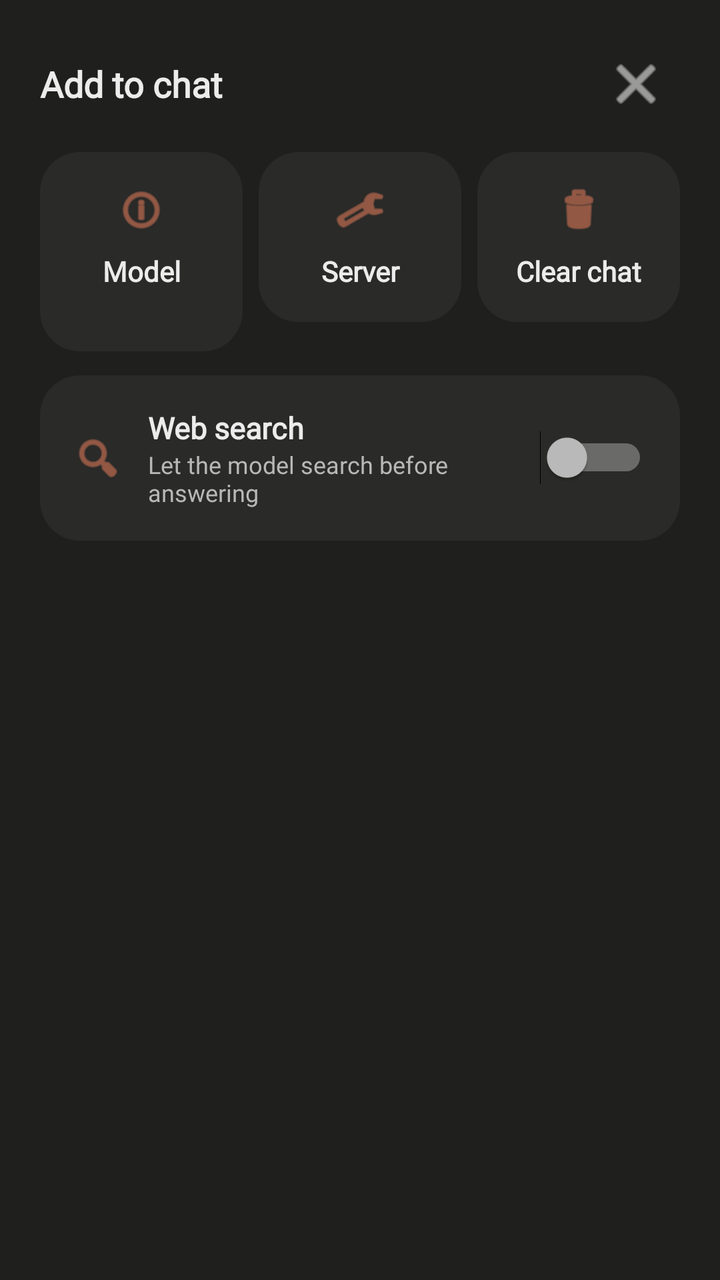
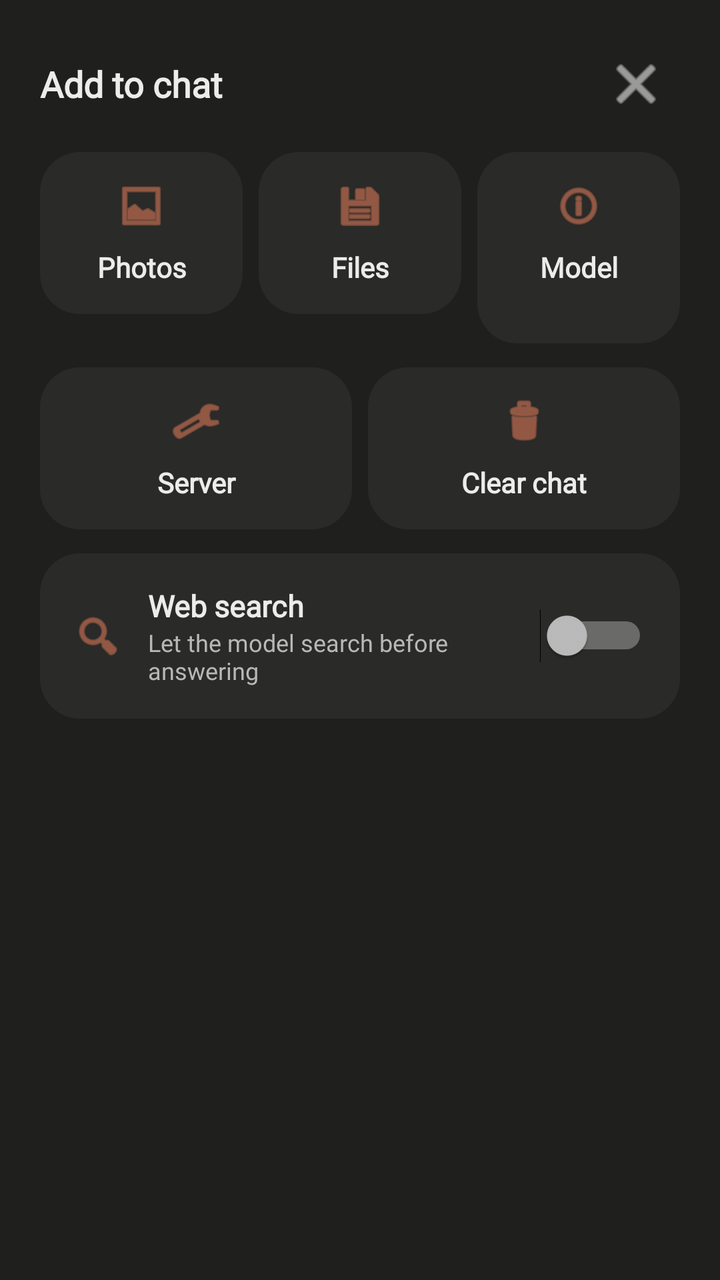

An Android layout rendered at two revisions. The XML below is the earlier revision; the diff shows what the commit changed to produce the second picture.
<!-- AndroidManifest.xml: application theme Theme.LocalChat -->
<!-- res/layout/sheet_tools.xml -->
<?xml version="1.0" encoding="utf-8"?>
<LinearLayout xmlns:android="http://schemas.android.com/apk/res/android"
    android:layout_width="match_parent"
    android:layout_height="wrap_content"
    android:orientation="vertical"
    android:background="#1F1F1D"
    android:padding="20dp">

    <LinearLayout
        android:layout_width="match_parent"
        android:layout_height="wrap_content"
        android:gravity="center_vertical"
        android:orientation="horizontal">

        <TextView
            android:layout_width="0dp"
            android:layout_height="wrap_content"
            android:layout_weight="1"
            android:fontFamily="@font/firasans"
            android:text="Add to chat"
            android:textColor="#ECECEC"
            android:textSize="18sp"
            android:textStyle="bold" />

        <ImageButton
            android:id="@+id/close"
            android:layout_width="44dp"
            android:layout_height="44dp"
            android:background="?attr/selectableItemBackgroundBorderless"
            android:contentDescription="Close"
            android:src="@android:drawable/ic_menu_close_clear_cancel"
            android:tint="#ECECEC" />
    </LinearLayout>

    <LinearLayout
        android:layout_width="match_parent"
        android:layout_height="wrap_content"
        android:layout_marginTop="12dp"
        android:orientation="horizontal">

        <LinearLayout
            android:id="@+id/tile_model"
            android:layout_width="0dp"
            android:layout_height="wrap_content"
            android:layout_weight="1"
            android:layout_marginEnd="4dp"
            android:background="@drawable/bg_tile"
            android:clickable="true"
            android:focusable="true"
            android:foreground="?attr/selectableItemBackground"
            android:gravity="center"
            android:orientation="vertical"
            android:padding="16dp">

            <ImageView
                android:layout_width="26dp"
                android:layout_height="26dp"
                android:src="@android:drawable/ic_menu_info_details"
                android:tint="#D97757" />

            <TextView
                android:layout_width="match_parent"
                android:layout_height="wrap_content"
                android:layout_marginTop="8dp"
                android:fontFamily="@font/firasans"
                android:gravity="center"
                android:text="Model"
                android:textColor="#ECECEC"
                android:textSize="14sp"
                android:textStyle="bold" />

            <TextView
                android:id="@+id/tile_model_label"
                android:layout_width="match_parent"
                android:layout_height="wrap_content"
                android:ellipsize="end"
                android:fontFamily="@font/firasans"
                android:gravity="center"
                android:maxLines="1"
                android:textColor="#B8B8B5"
                android:textSize="11sp" />
        </LinearLayout>

        <LinearLayout
            android:id="@+id/tile_server"
            android:layout_width="0dp"
            android:layout_height="wrap_content"
            android:layout_weight="1"
            android:layout_marginStart="4dp"
            android:layout_marginEnd="4dp"
            android:background="@drawable/bg_tile"
            android:clickable="true"
            android:focusable="true"
            android:foreground="?attr/selectableItemBackground"
            android:gravity="center"
            android:orientation="vertical"
            android:padding="16dp">

            <ImageView
                android:layout_width="26dp"
                android:layout_height="26dp"
                android:src="@android:drawable/ic_menu_manage"
                android:tint="#D97757" />

            <TextView
                android:layout_width="match_parent"
                android:layout_height="wrap_content"
                android:layout_marginTop="8dp"
                android:fontFamily="@font/firasans"
                android:gravity="center"
                android:text="Server"
                android:textColor="#ECECEC"
                android:textSize="14sp"
                android:textStyle="bold" />
        </LinearLayout>

        <LinearLayout
            android:id="@+id/tile_clear"
            android:layout_width="0dp"
            android:layout_height="wrap_content"
            android:layout_weight="1"
            android:layout_marginStart="4dp"
            android:background="@drawable/bg_tile"
            android:clickable="true"
            android:focusable="true"
            android:foreground="?attr/selectableItemBackground"
            android:gravity="center"
            android:orientation="vertical"
            android:padding="16dp">

            <ImageView
                android:layout_width="26dp"
                android:layout_height="26dp"
                android:src="@android:drawable/ic_menu_delete"
                android:tint="#D97757" />

            <TextView
                android:layout_width="match_parent"
                android:layout_height="wrap_content"
                android:layout_marginTop="8dp"
                android:fontFamily="@font/firasans"
                android:gravity="center"
                android:text="Clear chat"
                android:textColor="#ECECEC"
                android:textSize="14sp"
                android:textStyle="bold" />
        </LinearLayout>
    </LinearLayout>

    <LinearLayout
        android:layout_width="match_parent"
        android:layout_height="wrap_content"
        android:layout_marginTop="12dp"
        android:background="@drawable/bg_tile"
        android:gravity="center_vertical"
        android:orientation="horizontal"
        android:padding="16dp">

        <ImageView
            android:layout_width="26dp"
            android:layout_height="26dp"
            android:src="@android:drawable/ic_menu_search"
            android:tint="#D97757" />

        <LinearLayout
            android:layout_width="0dp"
            android:layout_height="wrap_content"
            android:layout_weight="1"
            android:layout_marginStart="12dp"
            android:orientation="vertical">

            <TextView
                android:layout_width="wrap_content"
                android:layout_height="wrap_content"
                android:fontFamily="@font/firasans"
                android:text="Web search"
                android:textColor="#ECECEC"
                android:textSize="15sp"
                android:textStyle="bold" />

            <TextView
                android:layout_width="wrap_content"
                android:layout_height="wrap_content"
                android:fontFamily="@font/firasans"
                android:text="Let the model search before answering"
                android:textColor="#B8B8B5"
                android:textSize="12sp" />
        </LinearLayout>

        <Switch
            android:id="@+id/switch_search"
            android:layout_width="wrap_content"
            android:layout_height="wrap_content" />
    </LinearLayout>
</LinearLayout>
<!-- resources referenced by this layout -->
<resources>
  <!-- drawable bg_tile (drawable) -->
  <?xml version="1.0" encoding="utf-8"?>
  <shape xmlns:android="http://schemas.android.com/apk/res/android" android:shape="rectangle">
      <solid android:color="#2A2A28" />
      <corners android:radius="20dp" />
  </shape>
  <style name="Theme.LocalChat" parent="Theme.Material3.Dark.NoActionBar">
          <item name="colorPrimary">#D97757</item>
          <item name="colorOnPrimary">#FFFFFF</item>
          <item name="colorSecondary">#D97757</item>
          <item name="colorPrimaryContainer">#2E2E2C</item>
          <item name="colorOnPrimaryContainer">#ECECEC</item>
          <item name="colorSurface">#191919</item>
          <item name="colorOnSurface">#ECECEC</item>
          <item name="colorSurfaceVariant">#262624</item>
          <item name="colorOnSurfaceVariant">#B8B8B5</item>
          <item name="colorOutline">#3A3A38</item>
          <item name="colorOutlineVariant">#33332F</item>
          <item name="android:windowBackground">#191919</item>
          <item name="android:statusBarColor">#191919</item>
          <item name="android:navigationBarColor">#191919</item>
      </style>
</resources>

<!-- the commit's change to res/layout/sheet_tools.xml (unified diff, before → after) -->
@@ -39,18 +39,83 @@
         android:orientation="horizontal">
 
         <LinearLayout
+            android:id="@+id/tile_photos"
+            android:layout_width="0dp"
+            android:layout_height="wrap_content"
+            android:layout_weight="1"
+            android:layout_marginEnd="4dp"
+            android:background="@drawable/bg_tile"
+            android:clickable="true"
+            android:focusable="true"
+            android:foreground="?attr/selectableItemBackground"
+            android:gravity="center"
+            android:orientation="vertical"
+            android:padding="14dp">
+
+            <ImageView
+                android:layout_width="26dp"
+                android:layout_height="26dp"
+                android:src="@android:drawable/ic_menu_gallery"
+                android:tint="#D97757" />
+
+            <TextView
+                android:layout_width="match_parent"
+                android:layout_height="wrap_content"
+                android:layout_marginTop="8dp"
+                android:fontFamily="@font/firasans"
+                android:gravity="center"
+                android:text="Photos"
+                android:textColor="#ECECEC"
+                android:textSize="14sp"
+                android:textStyle="bold" />
+        </LinearLayout>
+
+        <LinearLayout
+            android:id="@+id/tile_files"
+            android:layout_width="0dp"
+            android:layout_height="wrap_content"
+            android:layout_weight="1"
+            android:layout_marginStart="4dp"
+            android:layout_marginEnd="4dp"
+            android:background="@drawable/bg_tile"
+            android:clickable="true"
+            android:focusable="true"
+            android:foreground="?attr/selectableItemBackground"
+            android:gravity="center"
+            android:orientation="vertical"
+            android:padding="14dp">
+
+            <ImageView
+                android:layout_width="26dp"
+                android:layout_height="26dp"
+                android:src="@android:drawable/ic_menu_save"
+                android:tint="#D97757" />
+
+            <TextView
+                android:layout_width="match_parent"
+                android:layout_height="wrap_content"
+                android:layout_marginTop="8dp"
+                android:fontFamily="@font/firasans"
+                android:gravity="center"
+                android:text="Files"
+                android:textColor="#ECECEC"
+                android:textSize="14sp"
+                android:textStyle="bold" />
+        </LinearLayout>
+
+        <LinearLayout
             android:id="@+id/tile_model"
             android:layout_width="0dp"
             android:layout_height="wrap_content"
             android:layout_weight="1"
-            android:layout_marginEnd="4dp"
-            android:background="@drawable/bg_tile"
-            android:clickable="true"
-            android:focusable="true"
-            android:foreground="?attr/selectableItemBackground"
-            android:gravity="center"
-            android:orientation="vertical"
-            android:padding="16dp">
+            android:layout_marginStart="4dp"
+            android:background="@drawable/bg_tile"
+            android:clickable="true"
+            android:focusable="true"
+            android:foreground="?attr/selectableItemBackground"
+            android:gravity="center"
+            android:orientation="vertical"
+            android:padding="14dp">
 
             <ImageView
                 android:layout_width="26dp"
@@ -80,53 +145,59 @@
                 android:textColor="#B8B8B5"
                 android:textSize="11sp" />
         </LinearLayout>
+    </LinearLayout>
+
+    <LinearLayout
+        android:layout_width="match_parent"
+        android:layout_height="wrap_content"
+        android:layout_marginTop="12dp"
+        android:orientation="horizontal">
 
         <LinearLayout
             android:id="@+id/tile_server"
             android:layout_width="0dp"
             android:layout_height="wrap_content"
             android:layout_weight="1"
+            android:layout_marginEnd="4dp"
+            android:background="@drawable/bg_tile"
+            android:clickable="true"
+            android:focusable="true"
+            android:foreground="?attr/selectableItemBackground"
+            android:gravity="center"
+            android:orientation="vertical"
+            android:padding="14dp">
+
+            <ImageView
+                android:layout_width="26dp"
+                android:layout_height="26dp"
+                android:src="@android:drawable/ic_menu_manage"
+                android:tint="#D97757" />
+
+            <TextView
+                android:layout_width="match_parent"
+                android:layout_height="wrap_content"
+                android:layout_marginTop="8dp"
+                android:fontFamily="@font/firasans"
+                android:gravity="center"
+                android:text="Server"
+                android:textColor="#ECECEC"
+                android:textSize="14sp"
+                android:textStyle="bold" />
+        </LinearLayout>
+
+        <LinearLayout
+            android:id="@+id/tile_clear"
+            android:layout_width="0dp"
+            android:layout_height="wrap_content"
+            android:layout_weight="1"
             android:layout_marginStart="4dp"
-            android:layout_marginEnd="4dp"
-            android:background="@drawable/bg_tile"
-            android:clickable="true"
-            android:focusable="true"
-            android:foreground="?attr/selectableItemBackground"
-            android:gravity="center"
-            android:orientation="vertical"
-            android:padding="16dp">
-
-            <ImageView
-                android:layout_width="26dp"
-                android:layout_height="26dp"
-                android:src="@android:drawable/ic_menu_manage"
-                android:tint="#D97757" />
-
-            <TextView
-                android:layout_width="match_parent"
-                android:layout_height="wrap_content"
-                android:layout_marginTop="8dp"
-                android:fontFamily="@font/firasans"
-                android:gravity="center"
-                android:text="Server"
-                android:textColor="#ECECEC"
-                android:textSize="14sp"
-                android:textStyle="bold" />
-        </LinearLayout>
-
-        <LinearLayout
-            android:id="@+id/tile_clear"
-            android:layout_width="0dp"
-            android:layout_height="wrap_content"
-            android:layout_weight="1"
-            android:layout_marginStart="4dp"
-            android:background="@drawable/bg_tile"
-            android:clickable="true"
-            android:focusable="true"
-            android:foreground="?attr/selectableItemBackground"
-            android:gravity="center"
-            android:orientation="vertical"
-            android:padding="16dp">
+            android:background="@drawable/bg_tile"
+            android:clickable="true"
+            android:focusable="true"
+            android:foreground="?attr/selectableItemBackground"
+            android:gravity="center"
+            android:orientation="vertical"
+            android:padding="14dp">
 
             <ImageView
                 android:layout_width="26dp"
